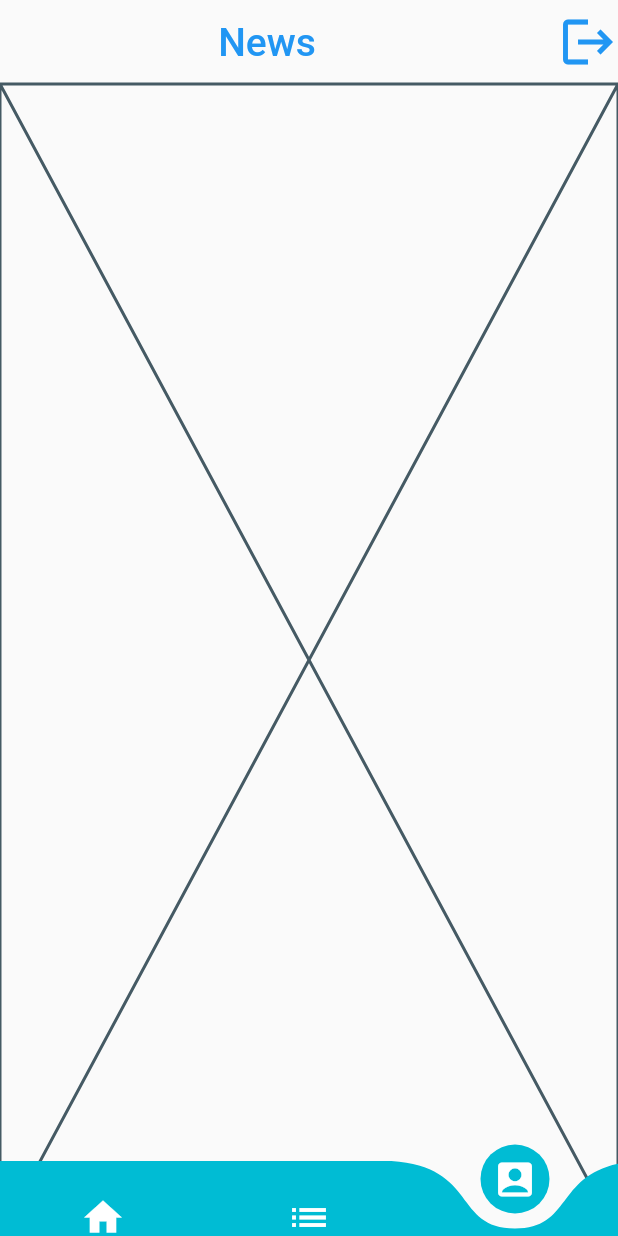
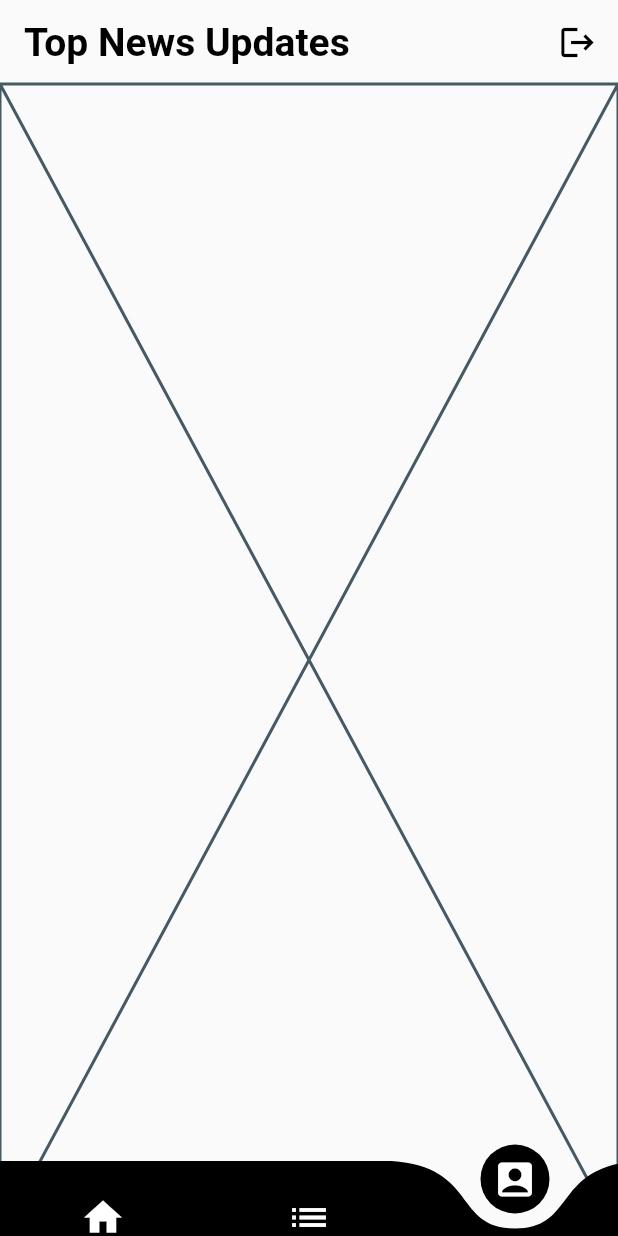
Before and after one commit to TESLA2402/Supabase_Flutter, a Flutter app: the Main screen opened directly, item 3 of the bottom bar chosen, on a phone screen of 412 x 824 dp. Run offline on Flutter 3.47's test engine with Material 2 defaults, Android fonts, the light colour scheme and no system bars; drawn by our look-alikes of curved_navigation_bar; our stand-ins replace cached_network_image, google_fonts, shared_preferences, supabase_flutter, webview_flutter; accounts and stored records are empty; network calls fail; Roboto replaces fonts that are missing (Tinos).

Commit message:
UI changes

```diff
--- a/flutter_supabase/lib/main.dart
+++ b/flutter_supabase/lib/main.dart
@@ -79,15 +79,15 @@ class _MainState extends State<Main> {
       appBar: AppBar(
         backgroundColor: Colors.transparent,
         title: Row(
-          mainAxisAlignment: MainAxisAlignment.center,
+          mainAxisAlignment: MainAxisAlignment.start,
           children: <Widget>[
             Text(
-              "News",
-              style: GoogleFonts.roboto(
+              "Top News Updates",
+              style: GoogleFonts.tinos(
                 textStyle: const TextStyle(
-                  color: Colors.blue,
+                  color: Colors.black,
                   fontSize: 26,
-                  //fontWeight: FontWeight.bold,
+                  fontWeight: FontWeight.bold,
                 ),
               ),
             ),
@@ -104,8 +104,8 @@ class _MainState extends State<Main> {
               padding: const EdgeInsets.symmetric(horizontal: 16),
               icon: const Icon(
                 Icons.logout,
-                size: 40,
-                color: Colors.blue,
+                size: 26,
+                color: Colors.black,
               ))
         ],
         elevation: 0.0,
@@ -113,9 +113,6 @@ class _MainState extends State<Main> {
       extendBody: true,
       body: screens[index],
       bottomNavigationBar: CurvedNavigationBar(
-        backgroundColor: Colors.transparent,
-        color: Colors.cyan,
-        buttonBackgroundColor: Colors.cyan,
         items: const <Widget>[
           Icon(
             Icons.home,
@@ -133,6 +130,11 @@ class _MainState extends State<Main> {
             color: Colors.white,
           ),
         ],
+        color: Colors.black,
+        buttonBackgroundColor: Colors.black,
+        backgroundColor: Colors.transparent,
+        animationCurve: Curves.easeInOut,
+        animationDuration: Duration(milliseconds: 600),
         height: 50,
         onTap: (index) => setState(() => this.index = index),
       ),
--- a/flutter_supabase/lib/screens/home.dart
+++ b/flutter_supabase/lib/screens/home.dart
@@ -175,9 +175,9 @@ class ArticleTile extends StatelessWidget {
               alignment: Alignment.bottomLeft,
               child: Text(
                 title,
-                style: GoogleFonts.lato(
+                style: GoogleFonts.tinos(
                     textStyle: const TextStyle(
-                        fontSize: 18, fontWeight: FontWeight.w500)),
+                        fontSize: 18, fontWeight: FontWeight.w700)),
               ),
             ),
             const SizedBox(
--- a/flutter_supabase/pubspec.yaml
+++ b/flutter_supabase/pubspec.yaml
@@ -42,6 +42,9 @@ dependencies:
   intl: ^0.17.0
   google_fonts: ^4.0.4
   curved_navigation_bar: ^1.0.1
+  stylish_bottom_bar: ^1.0.1
+  image_picker: ^0.8.7+5
+  flutter_easyloading: ^3.0.5
 
 dev_dependencies:
   flutter_test:
```
Also changed, not shown: flutter_supabase/lib/screens/Authentication/login.dart (+4 -3 lines), flutter_supabase/lib/screens/newsarticle.dart (+11 -1 lines), flutter_supabase/pubspec.lock, 3 other files.
